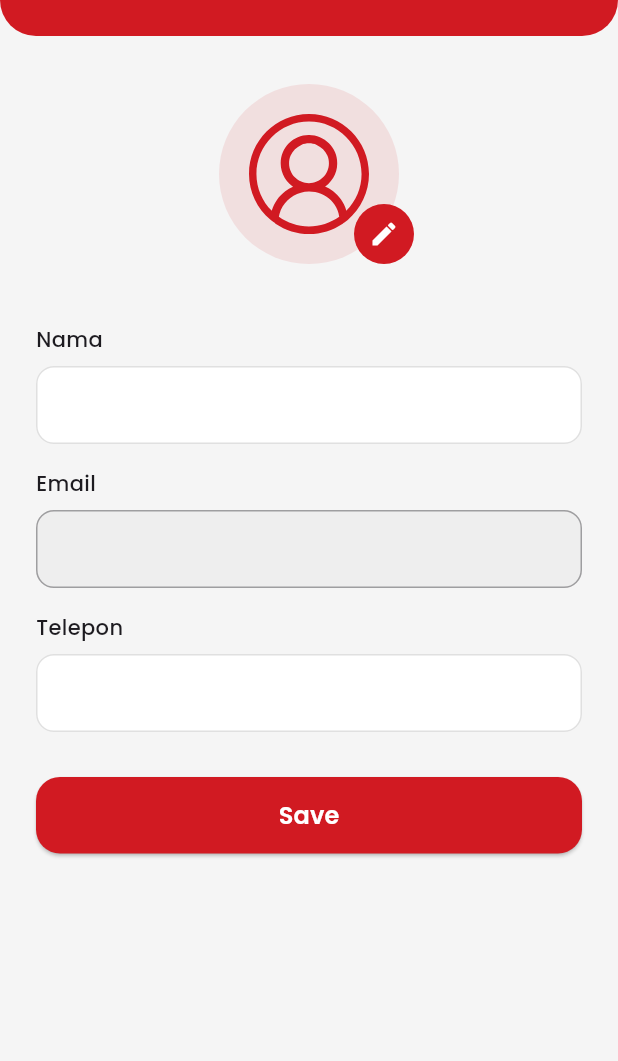
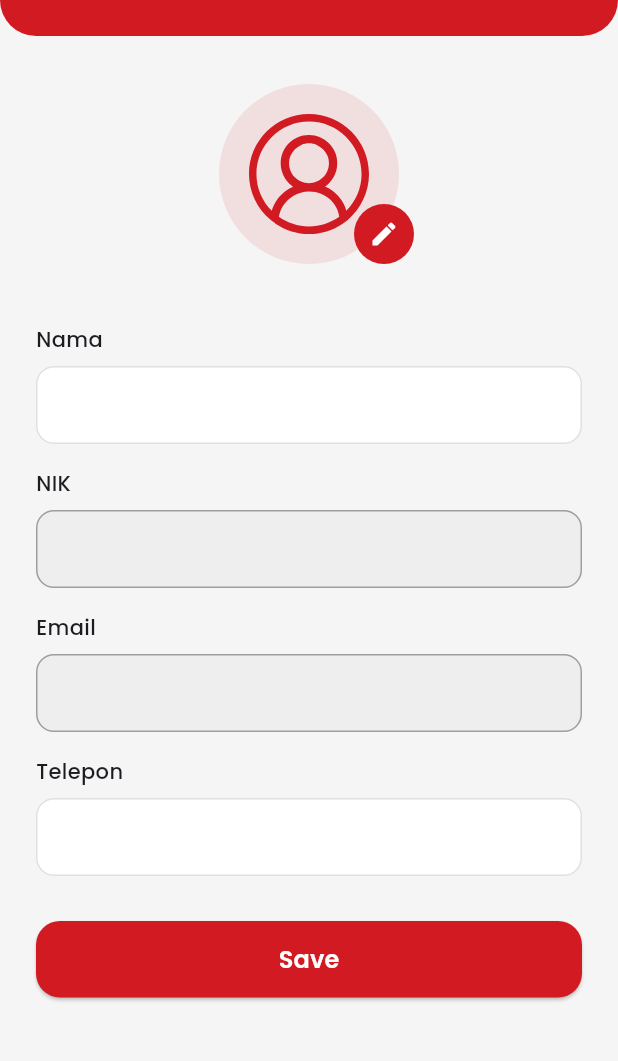
Before and after one commit to fridoustin/LocationApps_Midi, a Flutter app: the ProfilePage screen opened by its route, after a tap on an icon or button, on a phone screen of 412 x 824 dp, the part 144-1205 px from its top. Run offline on Flutter 3.47's test engine with Material 3 defaults, Android fonts, the phone set to English and light mode, and no system bars; our stand-ins replace fl_chart, flutter_dotenv, flutter_map, flutter_riverpod, flutter_svg, geolocator and 4 more; accounts and stored records are empty; network calls fail.

Commit message:
feat(profile): add nik at profile section

```diff
--- a/lib/features/profile/data/datasources/profile_remote_datasource.dart
+++ b/lib/features/profile/data/datasources/profile_remote_datasource.dart
@@ -44,7 +44,8 @@ class ProfileRemoteDataSource {
     required String name,
     required String email,
     required String phone,
-    File? avatarFile,
+    required String nik,
+    File? avatarFile
 
   }) async {
     final user = _client.auth.currentUser;
@@ -65,6 +66,7 @@ class ProfileRemoteDataSource {
       'nama': name,
       'no_telp': phone,
       'email': email,
+      'nik': nik,
       'updated_at': DateTime.now().toIso8601String(),
     };
     if (avatarUrl != null) {
--- a/lib/features/profile/data/repositories/profile_repository_impl.dart
+++ b/lib/features/profile/data/repositories/profile_repository_impl.dart
@@ -19,6 +19,7 @@ class ProfileRepositoryImpl implements ProfileRepository {
       position: (data['positions'] as Map<String, dynamic>)['nama'],
       branch: (data['branch'] as Map<String, dynamic>)['nama'],
       avatarUrl: data['profile'],
+      nik: data['nik'] ?? '-'
     );
   }
 
@@ -27,12 +28,14 @@ class ProfileRepositoryImpl implements ProfileRepository {
     required String name,
     required String email,
     required String phone,
+    required String nik,
     File? avatarFile,
   }) {
     return _dataSource.updateProfile(
       name: name,
       email: email,
       phone: phone,
+      nik: nik,
       avatarFile: avatarFile,
     );
   }
--- a/lib/features/profile/domain/entities/profile.dart
+++ b/lib/features/profile/domain/entities/profile.dart
@@ -7,6 +7,7 @@ class Profile {
   final String position;
   final String branch;
   final String? avatarUrl;
+  final String? nik;
 
   Profile({
     required this.id,
@@ -16,5 +17,6 @@ class Profile {
     required this.position,
     required this.branch,
     this.avatarUrl,
+    this.nik
   });
 }
--- a/lib/features/profile/domain/repositories/profile_repository.dart
+++ b/lib/features/profile/domain/repositories/profile_repository.dart
@@ -9,6 +9,6 @@ abstract class ProfileRepository {
   Future<void> updateProfile({
     required String name,
     required String phone,
-    File? avatarFile, required String email,
+    File? avatarFile, required String email, required String nik,
   });
 }
--- a/lib/features/profile/presentation/pages/edit_profile_screen.dart
+++ b/lib/features/profile/presentation/pages/edit_profile_screen.dart
@@ -26,6 +26,7 @@ class _EditProfilePageState extends ConsumerState<EditProfilePage> {
   late final TextEditingController _nameController;
   late final TextEditingController _phoneController;
   late final TextEditingController _emailController;
+  late final TextEditingController _nikController;
 
   @override
   void initState() {
@@ -33,6 +34,7 @@ class _EditProfilePageState extends ConsumerState<EditProfilePage> {
     _nameController = TextEditingController(text: widget.currentProfile.name);
     _phoneController = TextEditingController(text: widget.currentProfile.phone);
     _emailController = TextEditingController(text: widget.currentProfile.email);
+    _nikController = TextEditingController(text: widget.currentProfile.nik ?? '-');
   }
 
   @override
@@ -40,6 +42,7 @@ class _EditProfilePageState extends ConsumerState<EditProfilePage> {
     _nameController.dispose();
     _phoneController.dispose();
     _emailController.dispose();
+    _nikController.dispose();
     super.dispose();
   }
 
@@ -81,6 +84,7 @@ class _EditProfilePageState extends ConsumerState<EditProfilePage> {
     final success = await notifier.saveProfile(
       name: _nameController.text,
       email: _emailController.text,
+      nik: _nikController.text,
       phone: _phoneController.text,
     );
     if (success && mounted) {
@@ -135,6 +139,13 @@ class _EditProfilePageState extends ConsumerState<EditProfilePage> {
                 ProfileTextField(controller: _nameController, label: "Nama"),
                 const SizedBox(height: 16),
                 ProfileTextField(
+                  controller: _nikController,
+                  label: "NIK",
+                  isEnabled: false,
+                  keyboardType: TextInputType.number,
+                ),
+                const SizedBox(height: 16),
+                ProfileTextField(
                   controller: _emailController,
                   label: "Email",
                   isEnabled: false,
--- a/lib/features/profile/presentation/providers/edit_profile_provider.dart
+++ b/lib/features/profile/presentation/providers/edit_profile_provider.dart
@@ -48,6 +48,7 @@ class EditProfileNotifier extends StateNotifier<EditProfileState> {
     required String name,
     required String email,
     required String phone,
+    required String nik,
   }) async {
     state = state.copyWith(isLoading: true, errorMessage: null);
     try {
@@ -55,6 +56,7 @@ class EditProfileNotifier extends StateNotifier<EditProfileState> {
         name: name,
         email: email,
         phone: phone,
+        nik: nik,
         avatarFile: state.imageFile,
       );
       state = state.copyWith(isLoading: false);
--- a/lib/features/profile/presentation/widgets/InfoCard/info_card.dart
+++ b/lib/features/profile/presentation/widgets/InfoCard/info_card.dart
@@ -65,6 +65,11 @@ class InfoCard extends StatelessWidget {
           ),
           const SizedBox(height: 16),
           InfoRow(
+            iconPath: "assets/icons/profile.svg",
+            text: profileData?.nik ?? '-',
+          ),
+          const Divider(height: 25),
+          InfoRow(
             iconPath: "assets/icons/email.svg",
             text: profileData?.email ?? '-',
           ),
```
